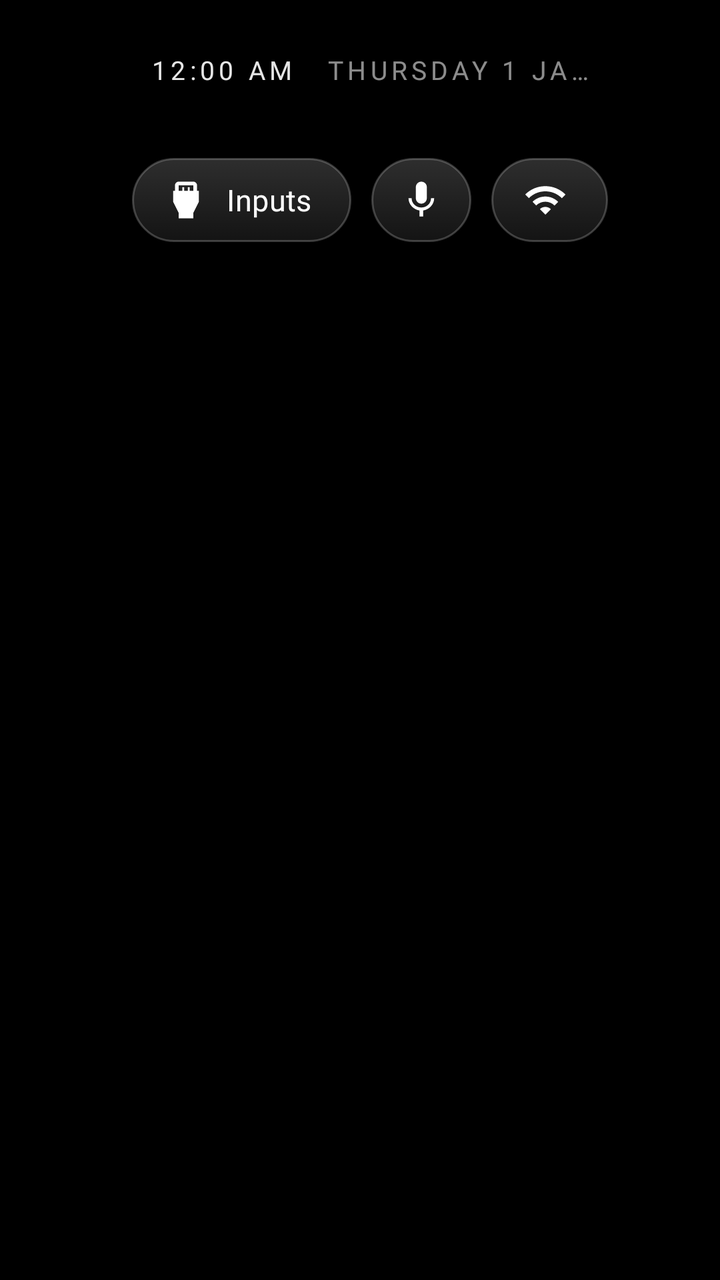
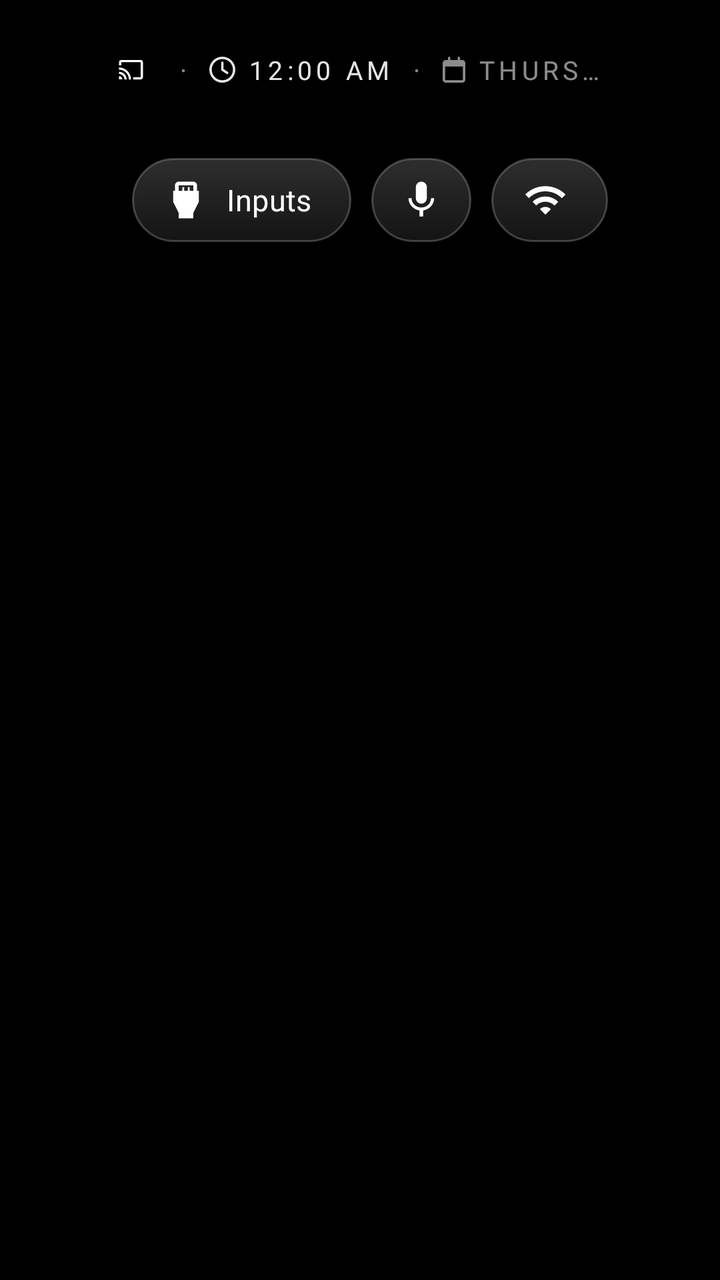

Before-and-after screenshots of an Android layout around one commit, followed by the original layout XML and the change that was made.
<!-- AndroidManifest.xml: application theme Theme.TvHome -->
<!-- res/layout/activity_main.xml -->
<?xml version="1.0" encoding="utf-8"?>
<FrameLayout xmlns:android="http://schemas.android.com/apk/res/android"
    android:id="@+id/root"
    android:layout_width="match_parent"
    android:layout_height="match_parent">
    

    
    <ImageView
        android:id="@+id/wallpaper"
        android:layout_width="match_parent"
        android:layout_height="match_parent"
        android:scaleType="centerCrop"
        android:visibility="gone"
        android:focusable="false"
        android:clickable="false"
        android:importantForAccessibility="no"
        android:contentDescription="@null" />

    <LinearLayout
        android:layout_width="match_parent"
        android:layout_height="match_parent"
        android:orientation="vertical"
        android:paddingStart="56dp"
        android:paddingEnd="56dp"
        android:paddingTop="26dp">

        <RelativeLayout
            android:layout_width="match_parent"
            android:layout_height="wrap_content">

            
            <LinearLayout
                android:id="@+id/leftBlock"
                android:layout_width="wrap_content"
                android:layout_height="wrap_content"
                android:layout_alignParentStart="true"
                android:orientation="vertical">

                <LinearLayout
                    android:layout_width="wrap_content"
                    android:layout_height="wrap_content"
                    android:layout_marginStart="3dp"
                    android:orientation="horizontal"
                    android:baselineAligned="true">

                    <TextView
                        android:id="@+id/brand"
                        style="@style/BrandText"
                        android:fontFamily="@font/outfit_bold" />

                    <TextClock
                        android:id="@+id/clock"
                        style="@style/BrandText"
                        android:layout_marginStart="16dp"
                        android:format12Hour="h:mm a"
                        android:format24Hour="HH:mm"
                        android:textColor="#E6FFFFFF" />

                    <TextClock
                        android:id="@+id/date"
                        style="@style/BrandText"
                        android:layout_marginStart="16dp"
                        android:format12Hour="@string/date_format"
                        android:format24Hour="@string/date_format" />

                    <TextView
                        android:id="@+id/weather"
                        style="@style/BrandText"
                        android:layout_marginStart="16dp"
                        android:visibility="gone" />
                </LinearLayout>

                <TextView
                    android:id="@+id/greeting"
                    android:layout_width="390dp"
                    android:layout_height="wrap_content"
                    android:layout_marginTop="10dp"
                    android:textColor="#FFFFFFFF"
                    android:textSize="42sp"
                    android:fontFamily="@font/outfit_light"
                    android:letterSpacing="-0.02"
                    android:includeFontPadding="false"
                    android:maxLines="1"
                    android:ellipsize="end"
                    android:autoSizeTextType="uniform"
                    android:autoSizeMinTextSize="24sp"
                    android:autoSizeMaxTextSize="42sp"
                    android:autoSizeStepGranularity="2sp" />
            </LinearLayout>

            
            <TextView
                android:id="@+id/subtitle"
                android:layout_width="wrap_content"
                android:layout_height="wrap_content"
                android:layout_below="@id/leftBlock"
                android:layout_alignParentStart="true"
                android:layout_marginStart="2dp"
                android:layout_marginTop="8dp"
                android:maxWidth="390dp"
                android:textColor="#99FFFFFF"
                android:textSize="16sp"
                android:fontFamily="@font/outfit_regular"
                android:maxLines="2"
                android:ellipsize="end" />

            
            <LinearLayout
                android:id="@+id/topButtons"
                android:layout_width="wrap_content"
                android:layout_height="wrap_content"
                android:layout_alignParentEnd="true"
                android:layout_alignParentTop="true"
                android:layout_marginTop="53dp"
                android:orientation="horizontal">

                <TextView
                    android:id="@+id/btnInputs"
                    style="@style/TopButton"
                    android:text="@string/inputs"
                    android:drawableStart="@drawable/ic_input"
                    android:nextFocusDown="@+id/grid" />

                
                <TextView
                    android:id="@+id/btnVoice"
                    style="@style/TopButton"
                    android:paddingStart="14dp"
                    android:paddingEnd="14dp"
                    android:drawablePadding="0dp"
                    android:drawableStart="@drawable/ic_mic"
                    android:contentDescription="@string/voice"
                    android:nextFocusDown="@+id/grid" />

                <TextView
                    android:id="@+id/btnWifi"
                    style="@style/TopButton"
                    android:text="@string/wifi"
                    android:drawableStart="@drawable/ic_wifi"
                    android:maxWidth="150dp"
                    android:singleLine="true"
                    android:ellipsize="end"
                    android:nextFocusDown="@+id/grid" />

                <TextView
                    android:id="@+id/btnSettings"
                    style="@style/TopButton"
                    android:text="@string/settings"
                    android:drawableStart="@drawable/ic_settings"
                    android:nextFocusDown="@+id/grid" />

                
                <TextView
                    android:id="@+id/btnHomeOptions"
                    style="@style/TopButton"
                    android:paddingStart="14dp"
                    android:paddingEnd="14dp"
                    android:drawablePadding="0dp"
                    android:drawableStart="@drawable/ic_edit"
                    android:contentDescription="@string/home_options"
                    android:nextFocusDown="@+id/grid" />
            </LinearLayout>
        </RelativeLayout>

        <FrameLayout
            android:id="@+id/newsCarousel"
            android:layout_width="match_parent"
            android:layout_height="wrap_content"
            android:focusable="true"
            android:visibility="gone">

            <com.edujalont.tvhome.NewsBackdropView
                android:id="@+id/newsBackdrop"
                android:layout_width="match_parent"
                android:layout_height="match_parent"
                android:importantForAccessibility="no" />

            

            <LinearLayout
                android:id="@+id/newsText"
                android:layout_width="match_parent"
                android:layout_height="wrap_content"
                android:layout_gravity="bottom"
                android:layout_marginStart="36dp"
                android:layout_marginEnd="150dp"
                android:layout_marginBottom="34dp"
                android:orientation="vertical"
                android:importantForAccessibility="no">

                <TextView
                    android:id="@+id/newsKicker"
                    android:layout_width="match_parent"
                    android:layout_height="wrap_content"
                    android:includeFontPadding="false"
                    android:singleLine="true"
                    android:ellipsize="end"
                    android:textColor="#CCFFFFFF"
                    android:textSize="12sp"
                    android:letterSpacing="0.14" />

                <TextView
                    android:id="@+id/newsHeadline"
                    android:layout_width="match_parent"
                    android:layout_height="wrap_content"
                    android:layout_marginTop="8dp"
                    android:includeFontPadding="false"
                    android:maxLines="2"
                    android:ellipsize="end"
                    android:textColor="#FFFFFFFF"
                    android:textSize="26sp"
                    android:fontFamily="@font/outfit_light"
                    android:letterSpacing="-0.01"
                    android:lineSpacingExtra="2dp" />

                <TextView
                    android:id="@+id/newsSummary"
                    android:layout_width="match_parent"
                    android:layout_height="wrap_content"
                    android:layout_marginTop="10dp"
                    android:includeFontPadding="false"
                    android:maxLines="2"
                    android:ellipsize="end"
                    android:textColor="#B8FFFFFF"
                    android:textSize="13sp"
                    android:fontFamily="@font/outfit_light" />

                <TextView
                    android:id="@+id/newsMeta"
                    android:layout_width="match_parent"
                    android:layout_height="wrap_content"
                    android:layout_marginTop="8dp"
                    android:includeFontPadding="false"
                    android:singleLine="true"
                    android:ellipsize="end"
                    android:textColor="#99FFFFFF"
                    android:textSize="11sp"
                    android:letterSpacing="0.06" />
            </LinearLayout>

            <LinearLayout
                android:id="@+id/newsDots"
                android:layout_width="wrap_content"
                android:layout_height="wrap_content"
                android:layout_gravity="bottom|end"
                android:layout_marginEnd="36dp"
                android:layout_marginBottom="40dp"
                android:gravity="center"
                android:orientation="horizontal"
                android:importantForAccessibility="no" />
        </FrameLayout>


        
        <FrameLayout
            android:layout_width="match_parent"
            android:layout_height="0dp"
            android:layout_weight="1"
            android:layout_marginTop="10dp">

            <androidx.recyclerview.widget.RecyclerView
                android:id="@+id/grid"
                android:layout_width="match_parent"
                android:layout_height="match_parent"
                android:paddingTop="10dp"
                android:paddingBottom="40dp"
                android:clipToPadding="false"
                android:clipChildren="false"
                android:overScrollMode="never"
                android:scrollbars="none"
                android:focusedByDefault="true"
                android:descendantFocusability="afterDescendants" />
        </FrameLayout>
    </LinearLayout>

    
    <com.edujalont.tvhome.GlassView
        android:id="@+id/glass"
        android:layout_width="10dp"
        android:layout_height="10dp"
        android:alpha="0"
        android:importantForAccessibility="no" />
</FrameLayout>
<!-- resources referenced by this layout -->
<resources>
  <string name="date_format">EEEE  d MMMM</string>
  <string name="home_options">Options</string>
  <string name="inputs">Inputs</string>
  <string name="settings">Settings</string>
  <string name="voice">Voice</string>
  <string name="wifi">Wi-Fi</string>
  <style name="Theme.TvHome" parent="android:Theme.Material.NoActionBar.Fullscreen">
          <item name="android:windowBackground">@android:color/black</item>
          <item name="android:colorBackground">@android:color/black</item>
          <item name="android:windowAnimationStyle">@null</item>
      </style>
  <!-- drawable pill_text (drawable) -->
  <?xml version="1.0" encoding="utf-8"?>
  <selector xmlns:android="http://schemas.android.com/apk/res/android">
      <item android:state_focused="true" android:color="#FF111111" />
      <item android:color="#FFFFFFFF" />
  </selector>
  <!-- unchanged entries left out for length: 8 -->
</resources>

<!-- the commit's change to res/layout/activity_main.xml (unified diff, before → after) -->
@@ -44,30 +44,53 @@
                     android:orientation="horizontal"
                     android:baselineAligned="true">
 
+                    
                     <TextView
                         android:id="@+id/brand"
                         style="@style/BrandText"
+                        android:drawableStart="@drawable/fa_chromecast"
+                        android:drawablePadding="7dp"
                         android:fontFamily="@font/outfit_bold" />
+
+                    <TextView style="@style/BrandSeparator" />
 
                     <TextClock
                         android:id="@+id/clock"
                         style="@style/BrandText"
-                        android:layout_marginStart="16dp"
+                        android:drawableStart="@drawable/fa_clock"
+                        android:drawablePadding="6dp"
+                        android:drawableTint="#E6FFFFFF"
                         android:format12Hour="h:mm a"
                         android:format24Hour="HH:mm"
                         android:textColor="#E6FFFFFF" />
 
+                    <TextView style="@style/BrandSeparator" />
+
                     <TextClock
                         android:id="@+id/date"
                         style="@style/BrandText"
-                        android:layout_marginStart="16dp"
+                        android:drawableStart="@drawable/fa_calendar"
+                        android:drawablePadding="6dp"
+                        android:drawableTint="#8CFFFFFF"
                         android:format12Hour="@string/date_format"
                         android:format24Hour="@string/date_format" />
 
                     <TextView
+                        android:id="@+id/weatherSeparator"
+                        style="@style/BrandSeparator"
+                        android:visibility="gone" />
+
+                    <TextView
+                        android:id="@+id/weatherCity"
+                        style="@style/BrandText"
+                        android:layout_marginEnd="8dp"
+                        android:visibility="gone" />
+
+                    <TextView
                         android:id="@+id/weather"
                         style="@style/BrandText"
-                        android:layout_marginStart="16dp"
+                        android:drawablePadding="6dp"
+                        android:drawableTint="#8CFFFFFF"
                         android:visibility="gone" />
                 </LinearLayout>
 
@@ -120,6 +143,18 @@
                     style="@style/TopButton"
                     android:text="@string/inputs"
                     android:drawableStart="@drawable/ic_input"
+                    android:nextFocusDown="@+id/grid" />
+
+                
+                <TextView
+                    android:id="@+id/btnScreensaver"
+                    style="@style/TopButton"
+                    android:paddingStart="14dp"
+                    android:paddingEnd="14dp"
+                    android:drawablePadding="0dp"
+                    android:drawableStart="@drawable/ic_moon"
+                    android:contentDescription="@string/news_full"
+                    android:visibility="gone"
                     android:nextFocusDown="@+id/grid" />
 
                 
<!-- resource entries referenced after the edit -->
@@ -1,11 +1,50 @@
 <!-- resources referenced by this layout -->
 <resources>
+  <!-- drawable fa_calendar (drawable) -->
+  <?xml version="1.0" encoding="utf-8"?>
+  <vector xmlns:android="http://schemas.android.com/apk/res/android"
+      android:width="11.38dp" android:height="13dp"
+      android:viewportWidth="448" android:viewportHeight="512">
+      <path android:fillColor="#FFFFFFFF"
+          android:pathData="M152 24c0-13.3-10.7-24-24-24s-24 10.7-24 24l0 40L64 64C28.7 64 0 92.7 0 128l0 16 0 48L0 448c0 35.3 28.7 64 64 64l320 0c35.3 0 64-28.7 64-64l0-256 0-48 0-16c0-35.3-28.7-64-64-64l-40 0 0-40c0-13.3-10.7-24-24-24s-24 10.7-24 24l0 40L152 64l0-40zM48 192l352 0 0 256c0 8.8-7.2 16-16 16L64 464c-8.8 0-16-7.2-16-16l0-256z" />
+  </vector>
+  <!-- drawable fa_chromecast (drawable) -->
+  <?xml version="1.0" encoding="utf-8"?>
+  <vector xmlns:android="http://schemas.android.com/apk/res/android"
+      android:width="13dp" android:height="13dp"
+      android:viewportWidth="512" android:viewportHeight="512">
+      <path android:fillColor="#FFFFFFFF"
+          android:pathData="M447.8,64H64c-23.6,0-42.7,19.1-42.7,42.7v63.9H64v-63.9h383.8v298.6H298.6V448H448c23.6,0,42.7-19.1,42.7-42.7V106.7 C490.7,83.1,471.4,64,447.8,64z M21.3,383.6L21.3,383.6l0,63.9h63.9C85.2,412.2,56.6,383.6,21.3,383.6L21.3,383.6z M21.3,298.6V341 c58.9,0,106.6,48.1,106.6,107h42.7C170.7,365.6,103.7,298.7,21.3,298.6z M213.4,448h42.7c-0.5-129.5-105.3-234.3-234.8-234.6l0,42.4 C127.3,255.6,213.3,342,213.4,448z" />
+  </vector>
+  <!-- drawable fa_clock (drawable) -->
+  <?xml version="1.0" encoding="utf-8"?>
+  <vector xmlns:android="http://schemas.android.com/apk/res/android"
+      android:width="13dp" android:height="13dp"
+      android:viewportWidth="512" android:viewportHeight="512">
+      <path android:fillColor="#FFFFFFFF"
+          android:pathData="M464 256A208 208 0 1 1 48 256a208 208 0 1 1 416 0zM0 256a256 256 0 1 0 512 0A256 256 0 1 0 0 256zM232 120l0 136c0 8 4 15.5 10.7 20l96 64c11 7.4 25.9 4.4 33.3-6.7s4.4-25.9-6.7-33.3L280 243.2 280 120c0-13.3-10.7-24-24-24s-24 10.7-24 24z" />
+  </vector>
+  <!-- drawable ic_moon (drawable) -->
+  <?xml version="1.0" encoding="utf-8"?>
+  <vector xmlns:android="http://schemas.android.com/apk/res/android"
+      android:width="22dp" android:height="22dp"
+      android:viewportWidth="24" android:viewportHeight="24">
+      <path android:fillColor="#FFFFFFFF"
+          android:pathData="M12,3c-4.97,0 -9,4.03 -9,9s4.03,9 9,9s9,-4.03 9,-9c0,-0.46 -0.04,-0.92 -0.1,-1.36c-0.98,1.37 -2.58,2.26 -4.4,2.26c-2.98,0 -5.4,-2.42 -5.4,-5.4c0,-1.81 0.89,-3.42 2.26,-4.4C12.92,3.04 12.46,3 12,3z" />
+  </vector>
   <string name="date_format">EEEE  d MMMM</string>
   <string name="home_options">Options</string>
   <string name="inputs">Inputs</string>
+  <string name="news_full">News in full screen</string>
   <string name="settings">Settings</string>
   <string name="voice">Voice</string>
   <string name="wifi">Wi-Fi</string>
+  <style name="BrandSeparator" parent="BrandText">
+          <item name="android:layout_marginStart">10dp</item>
+          <item name="android:layout_marginEnd">10dp</item>
+          <item name="android:text">·</item>
+          <item name="android:importantForAccessibility">no</item>
+      </style>
   <style name="Theme.TvHome" parent="android:Theme.Material.NoActionBar.Fullscreen">
           <item name="android:windowBackground">@android:color/black</item>
           <item name="android:colorBackground">@android:color/black</item>
